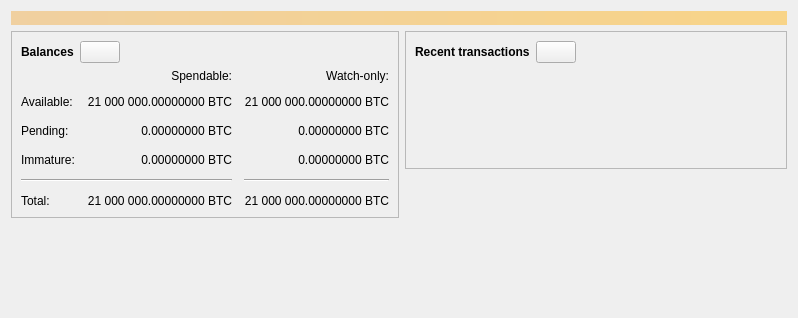
j-c-b-s-t-w-s-k/coral, file src/qt/forms/overviewpage.ui: the form before one commit.
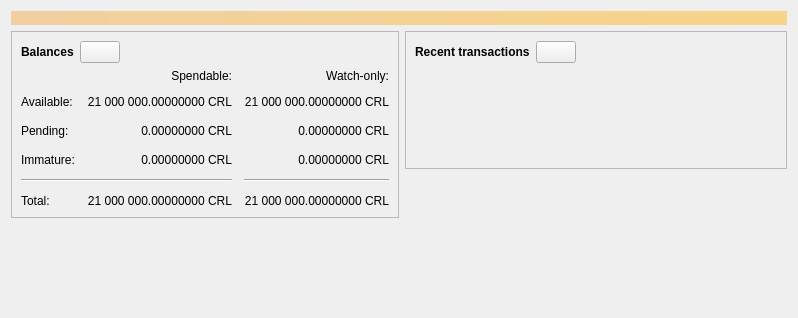
The form after the commit. Icons and pictures are not drawn. Custom widgets are drawn as their Qt base class.

```diff
--- a/src/qt/forms/overviewpage.ui
+++ b/src/qt/forms/overviewpage.ui
@@ -120,7 +120,7 @@
                <string>Unconfirmed transactions to watch-only addresses</string>
               </property>
               <property name="text">
-               <string notr="true">0.00000000 BTC</string>
+               <string notr="true">0.00000000 CRL</string>
               </property>
               <property name="alignment">
                <set>Qt::AlignRight|Qt::AlignTrailing|Qt::AlignVCenter</set>
@@ -139,7 +139,7 @@
                <string>Total of transactions that have yet to be confirmed, and do not yet count toward the spendable balance</string>
               </property>
               <property name="text">
-               <string notr="true">0.00000000 BTC</string>
+               <string notr="true">0.00000000 CRL</string>
               </property>
               <property name="alignment">
                <set>Qt::AlignRight|Qt::AlignTrailing|Qt::AlignVCenter</set>
@@ -158,7 +158,7 @@
                <string>Mined balance in watch-only addresses that has not yet matured</string>
               </property>
               <property name="text">
-               <string notr="true">0.00000000 BTC</string>
+               <string notr="true">0.00000000 CRL</string>
               </property>
               <property name="alignment">
                <set>Qt::AlignRight|Qt::AlignTrailing|Qt::AlignVCenter</set>
@@ -210,7 +210,7 @@
                <string>Mined balance that has not yet matured</string>
               </property>
               <property name="text">
-               <string notr="true">0.00000000 BTC</string>
+               <string notr="true">0.00000000 CRL</string>
               </property>
               <property name="alignment">
                <set>Qt::AlignRight|Qt::AlignTrailing|Qt::AlignVCenter</set>
@@ -249,7 +249,7 @@
                <string>Your current total balance</string>
               </property>
               <property name="text">
-               <string notr="true">21 000 000.00000000 BTC</string>
+               <string notr="true">21 000 000.00000000 CRL</string>
               </property>
               <property name="alignment">
                <set>Qt::AlignRight|Qt::AlignTrailing|Qt::AlignVCenter</set>
@@ -268,7 +268,7 @@
                <string>Current total balance in watch-only addresses</string>
               </property>
               <property name="text">
-               <string notr="true">21 000 000.00000000 BTC</string>
+               <string notr="true">21 000 000.00000000 CRL</string>
               </property>
               <property name="alignment">
                <set>Qt::AlignRight|Qt::AlignTrailing|Qt::AlignVCenter</set>
@@ -304,7 +304,7 @@
                <string>Your current spendable balance</string>
               </property>
               <property name="text">
-               <string notr="true">21 000 000.00000000 BTC</string>
+               <string notr="true">21 000 000.00000000 CRL</string>
               </property>
               <property name="alignment">
                <set>Qt::AlignRight|Qt::AlignTrailing|Qt::AlignVCenter</set>
@@ -323,7 +323,7 @@
                <string>Your current balance in watch-only addresses</string>
               </property>
               <property name="text">
-               <string notr="true">21 000 000.00000000 BTC</string>
+               <string notr="true">21 000 000.00000000 CRL</string>
               </property>
               <property name="alignment">
                <set>Qt::AlignRight|Qt::AlignTrailing|Qt::AlignVCenter</set>
```
